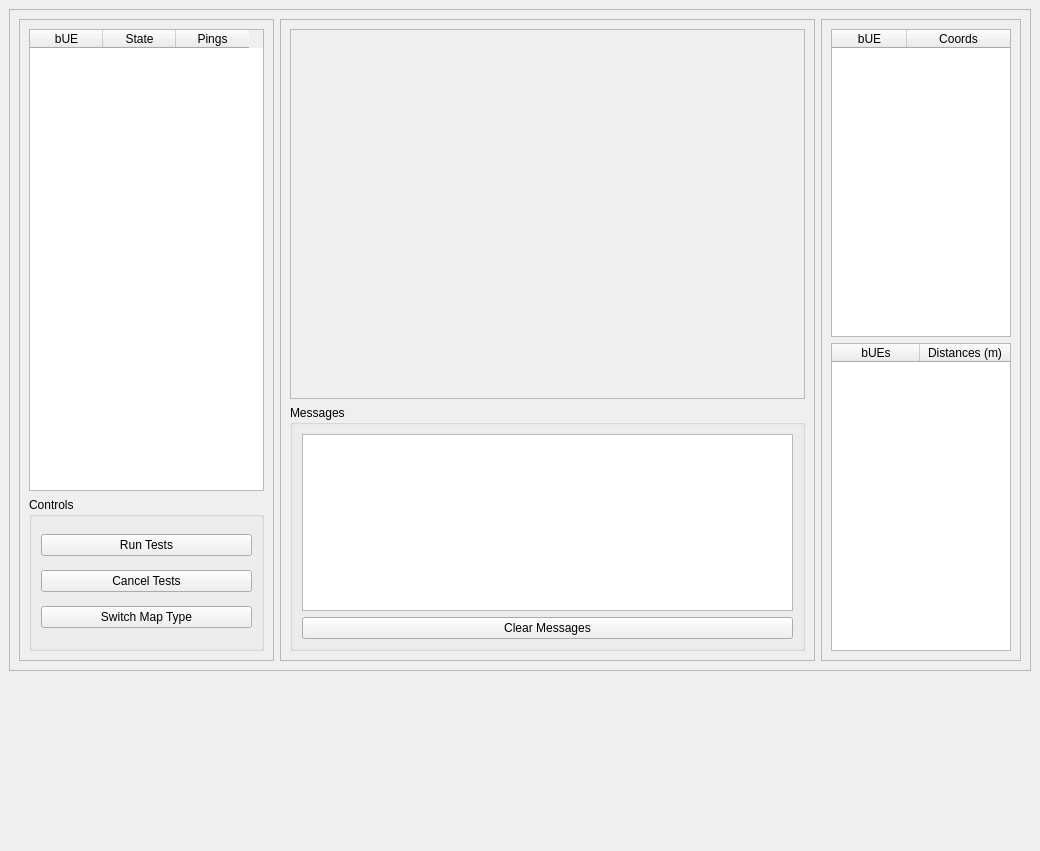
Old version of the form gui/ui/main_window.ui in the repository NET-BYU/bUE-lake_tests.
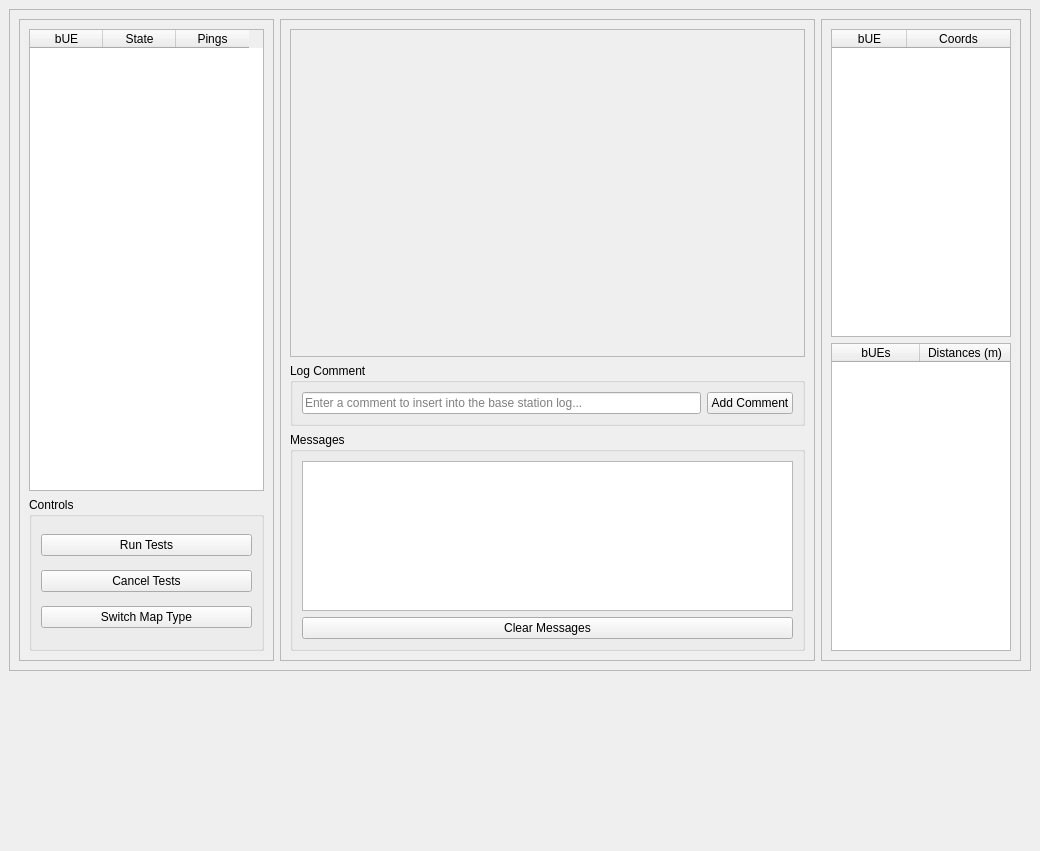
New version of the form. Icons and pictures are not drawn.

Commit message: Adding comment feature to base station

Patch:
```diff
--- a/gui/ui/main_window.ui
+++ b/gui/ui/main_window.ui
@@ -209,6 +209,35 @@
             </property>
            </widget>
           </item>
+          <item>
+           <widget class="QGroupBox" name="group_log_comment">
+            <property name="sizePolicy">
+             <sizepolicy hsizetype="Preferred" vsizetype="Fixed">
+              <horstretch>0</horstretch>
+              <verstretch>0</verstretch>
+             </sizepolicy>
+            </property>
+            <property name="title">
+             <string>Log Comment</string>
+            </property>
+            <layout class="QHBoxLayout" name="horizontalLayout_comment">
+             <item>
+              <widget class="QLineEdit" name="lineEdit_log_comment">
+               <property name="placeholderText">
+                <string>Enter a comment to insert into the base station log...</string>
+               </property>
+              </widget>
+             </item>
+             <item>
+              <widget class="QPushButton" name="button_add_log_comment">
+               <property name="text">
+                <string>Add Comment</string>
+               </property>
+              </widget>
+             </item>
+            </layout>
+           </widget>
+          </item>
           <item>
            <widget class="QGroupBox" name="group_messages">
             <property name="sizePolicy">
```
The commit also changes 2 other files.
